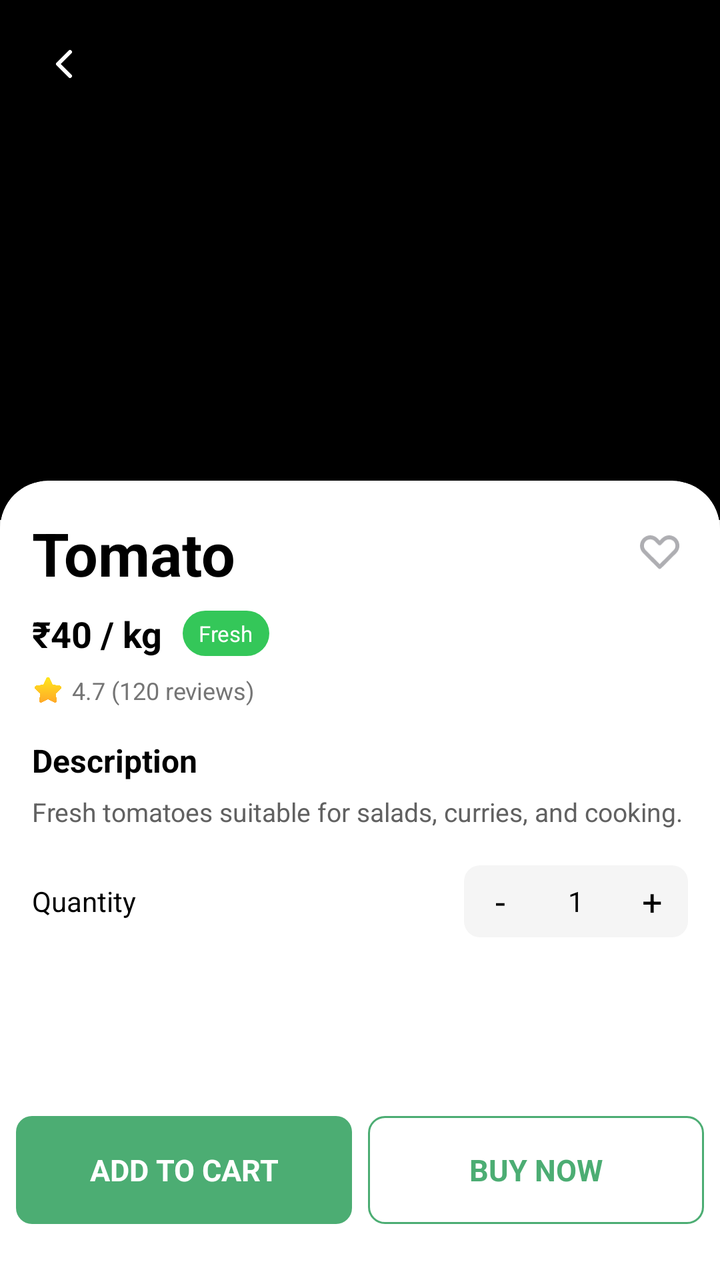
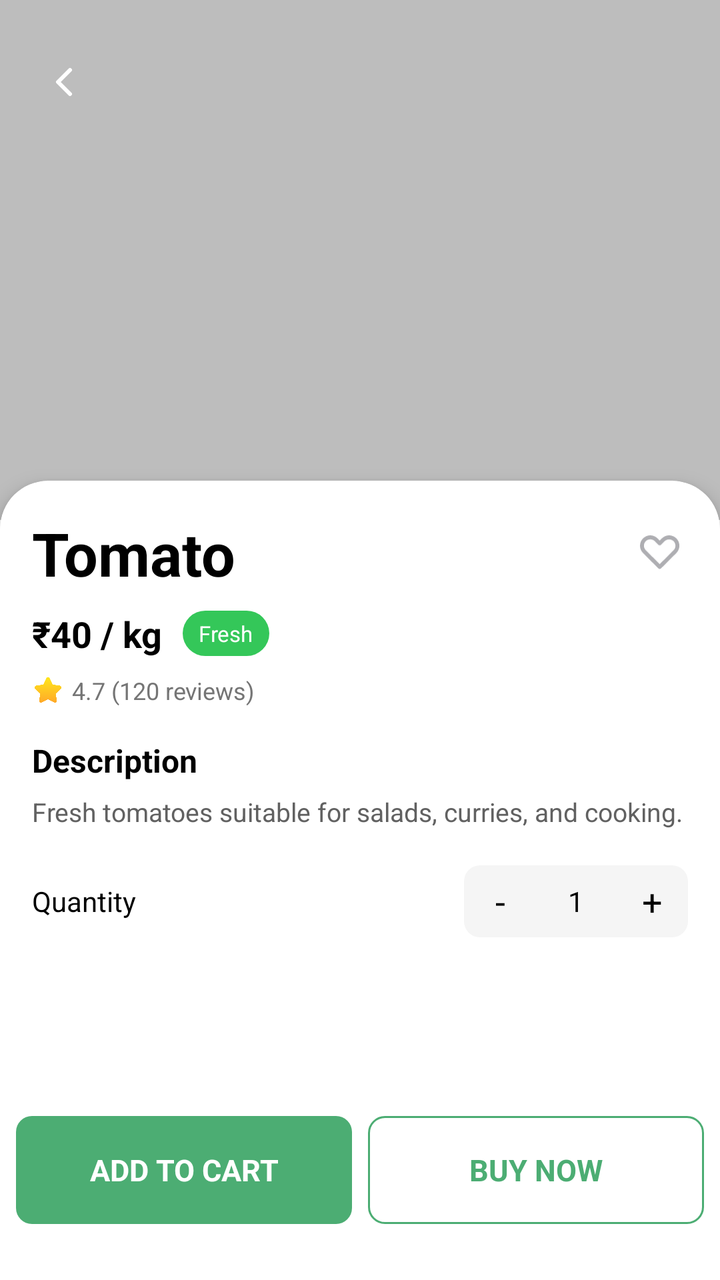

Screens rendered from an Android XML layout before and after an edit, with the pre-edit source and the edit as a unified diff.
<!-- AndroidManifest.xml: application theme Theme.GrocHub -->
<!-- res/layout/activity_product_detail.xml -->
<?xml version="1.0" encoding="utf-8"?>
<RelativeLayout xmlns:android="http://schemas.android.com/apk/res/android"
    xmlns:app="http://schemas.android.com/apk/res-auto"
    android:layout_width="match_parent"
    android:layout_height="match_parent"
    android:background="@android:color/white">

    
    <androidx.core.widget.NestedScrollView
        android:id="@+id/scrollContent"
        android:layout_width="match_parent"
        android:layout_height="match_parent"
        android:layout_above="@+id/bottomButtons"
        android:fillViewport="true"
        android:background="@android:color/white">

        <LinearLayout
            android:layout_width="match_parent"
            android:layout_height="wrap_content"
            android:orientation="vertical">

            
            <FrameLayout
                android:layout_width="match_parent"
                android:layout_height="260dp">

                <ImageView
                    android:id="@+id/iv_product_image"
                    android:layout_width="match_parent"
                    android:layout_height="match_parent"
                    android:scaleType="centerCrop"
                    android:background="@color/black" />

                <ImageView
                    android:id="@+id/iv_back"
                    android:layout_width="32dp"
                    android:layout_height="32dp"
                    android:layout_margin="16dp"
                    android:background="?attr/selectableItemBackgroundBorderless"
                    android:padding="4dp"
                    android:src="@drawable/back_arrow"
                    app:tint="@android:color/white" />
            </FrameLayout>

            
            <LinearLayout
                android:layout_width="match_parent"
                android:layout_height="match_parent"
                android:layout_marginTop="-20dp"
                android:background="@drawable/productdetail_card"
                android:clipToOutline="true"
                android:elevation="6dp"
                android:orientation="vertical"
                android:padding="16dp"
                android:paddingTop="24dp">

                
                <LinearLayout
                    android:layout_width="match_parent"
                    android:layout_height="wrap_content"
                    android:gravity="center_vertical"
                    android:orientation="horizontal">

                    <TextView
                        android:id="@+id/tv_product_name"
                        android:layout_width="0dp"
                        android:layout_height="wrap_content"
                        android:layout_weight="1"
                        android:text="Tomato"
                        android:textColor="@android:color/black"
                        android:textSize="30sp"
                        android:textStyle="bold" />

                    <ImageView
                        android:id="@+id/iv_wishlist"
                        android:layout_width="28dp"
                        android:layout_height="28dp"
                        android:background="?attr/selectableItemBackgroundBorderless"
                        android:padding="4dp"
                        android:src="@drawable/wishlisticon" />
                </LinearLayout>

                
                <LinearLayout
                    android:layout_width="match_parent"
                    android:layout_height="wrap_content"
                    android:layout_marginTop="8dp"
                    android:gravity="center_vertical"
                    android:orientation="horizontal">

                    <TextView
                        android:id="@+id/tv_product_price"
                        android:layout_width="wrap_content"
                        android:layout_height="wrap_content"
                        android:text="₹40 / kg"
                        android:textColor="@android:color/black"
                        android:textSize="18sp"
                        android:textStyle="bold" />

                    <TextView
                        android:id="@+id/tv_product_tag"
                        android:layout_width="wrap_content"
                        android:layout_height="wrap_content"
                        android:layout_marginStart="10dp"
                        android:background="@drawable/tag_bg_green"
                        android:paddingHorizontal="8dp"
                        android:paddingVertical="4dp"
                        android:text="Fresh"
                        android:textColor="@android:color/white"
                        android:textSize="11sp" />
                </LinearLayout>

                
                <LinearLayout
                    android:layout_width="wrap_content"
                    android:layout_height="wrap_content"
                    android:layout_marginTop="8dp"
                    android:gravity="center_vertical"
                    android:orientation="horizontal">

                    <ImageView
                        android:layout_width="16dp"
                        android:layout_height="16dp"
                        android:src="@drawable/star"
                        />

                    <TextView
                        android:id="@+id/tv_rating"
                        android:layout_width="wrap_content"
                        android:layout_height="wrap_content"
                        android:layout_marginStart="4dp"
                        android:text="4.7 (120 reviews)"
                        android:textColor="#757575"
                        android:textSize="12sp" />
                </LinearLayout>

                
                <TextView
                    android:layout_width="wrap_content"
                    android:layout_height="wrap_content"
                    android:layout_marginTop="16dp"
                    android:text="Description"
                    android:textColor="@android:color/black"
                    android:textSize="16sp"
                    android:textStyle="bold" />

                
                <TextView
                    android:id="@+id/tv_product_description"
                    android:layout_width="match_parent"
                    android:layout_height="wrap_content"
                    android:layout_marginTop="6dp"
                    android:text="Fresh tomatoes suitable for salads, curries, and cooking."
                    android:textColor="#616161"
                    android:textSize="13sp" />

                
                <LinearLayout
                    android:layout_width="match_parent"
                    android:layout_height="wrap_content"
                    android:layout_marginTop="18dp"
                    android:gravity="center_vertical"
                    android:orientation="horizontal">

                    <TextView
                        android:layout_width="wrap_content"
                        android:layout_height="wrap_content"
                        android:layout_weight="1"
                        android:text="Quantity"
                        android:textColor="@android:color/black"
                        android:textSize="14sp" />

                    <LinearLayout
                        android:id="@+id/ll_quantity"
                        android:layout_width="wrap_content"
                        android:layout_height="36dp"
                        android:background="@drawable/qty_box_bg"
                        android:gravity="center"
                        android:orientation="horizontal">

                        <TextView
                            android:id="@+id/btn_qty_minus"
                            android:layout_width="36dp"
                            android:layout_height="match_parent"
                            android:gravity="center"
                            android:text="-"
                            android:textColor="@android:color/black"
                            android:textSize="18sp" />

                        <TextView
                            android:id="@+id/tv_qty"
                            android:layout_width="40dp"
                            android:layout_height="match_parent"
                            android:gravity="center"
                            android:text="1"
                            android:textColor="@android:color/black"
                            android:textSize="14sp" />

                        <TextView
                            android:id="@+id/btn_qty_plus"
                            android:layout_width="36dp"
                            android:layout_height="match_parent"
                            android:gravity="center"
                            android:text="+"
                            android:textColor="@android:color/black"
                            android:textSize="18sp" />
                    </LinearLayout>
                </LinearLayout>

                

            </LinearLayout>

        </LinearLayout>

    </androidx.core.widget.NestedScrollView>


    
    <LinearLayout
        android:id="@+id/bottomButtons"
        android:layout_width="match_parent"
        android:layout_height="70dp"
        android:layout_alignParentBottom="true"
        android:background="@android:color/white"
        android:orientation="horizontal"
        android:padding="8dp"
        android:layout_marginBottom="20dp">

        <TextView
            android:id="@+id/btn_add_to_cart"
            android:layout_width="0dp"
            android:layout_height="match_parent"
            android:layout_weight="1"
            android:background="@drawable/btn_primary_bg"
            android:gravity="center"
            android:text="ADD TO CART"
            android:textColor="@android:color/white"
            android:textSize="15sp"
            android:textStyle="bold" />

        <TextView
            android:id="@+id/btn_buy_now"
            android:layout_width="0dp"
            android:layout_height="match_parent"
            android:layout_marginStart="8dp"
            android:layout_weight="1"
            android:background="@drawable/btn_outline_bg"
            android:gravity="center"
            android:text="BUY NOW"
            android:textColor="@color/Primary"
            android:textSize="15sp"
            android:textStyle="bold" />
    </LinearLayout>

</RelativeLayout>
<!-- resources referenced by this layout -->
<resources>
  <color name="Primary">#4CAD73</color>
  <color name="black">#FF000000</color>
  <!-- drawable back_arrow (drawable) -->
  <vector xmlns:android="http://schemas.android.com/apk/res/android"
      android:width="24dp"
      android:height="24dp"
      android:viewportWidth="24"
      android:viewportHeight="24">
      <path
          android:strokeColor="#FF4F4F4F"
          android:strokeWidth="2"
          android:strokeLineCap="round"
          android:strokeLineJoin="round"
          android:pathData="M15 18l-6-6 6-6"/>
  </vector>
  <!-- drawable btn_outline_bg (drawable) -->
  <shape xmlns:android="http://schemas.android.com/apk/res/android">
      <solid android:color="@android:color/white"/>
      <stroke android:width="1dp" android:color="@color/Primary"/>
      <corners android:radius="8dp"/>
  </shape>
  <!-- drawable btn_primary_bg (drawable) -->
  <shape xmlns:android="http://schemas.android.com/apk/res/android">
      <solid android:color="@color/Primary"/>
      <corners android:radius="8dp"/>
  </shape>
  <!-- drawable productdetail_card (drawable) -->
  <shape xmlns:android="http://schemas.android.com/apk/res/android">
      <solid android:color="@android:color/white"/>
  
      <corners
          android:topLeftRadius="24dp"
          android:topRightRadius="24dp"
          />
  </shape>
  <!-- drawable qty_box_bg (drawable) -->
  <shape xmlns:android="http://schemas.android.com/apk/res/android">
      <solid android:color="#F5F5F5"/>
      <corners android:radius="8dp"/>
  </shape>
  <!-- drawable star: png bitmap (drawable, 12021 bytes) -->
  <!-- drawable tag_bg_green (drawable) -->
  <shape xmlns:android="http://schemas.android.com/apk/res/android">
      <solid android:color="#34C759"/>
      <corners android:radius="12dp"/>
  </shape>
  <!-- drawable wishlisticon (drawable) -->
  <vector xmlns:android="http://schemas.android.com/apk/res/android"
      android:width="22dp"
      android:height="19dp"
      android:viewportWidth="22"
      android:viewportHeight="19">
      <path
          android:fillColor="#FFAEAEB2"
          android:pathData="M10.83 18.42c-0.14 0-0.28-0.03-0.41-0.08-0.13-0.06-0.25-0.14-0.35-0.24L1.65 9.67C0.59 8.61 0 7.17 0 5.67s0.6-2.95 1.65-4.01C2.7 0.6 4.15 0 5.65 0S8.6 0.6 9.67 1.66l1.17 1.17L12 1.66C13.07 0.6 14.51 0 16.01 0s2.95 0.6 4.01 1.66c1.06 1.06 1.65 2.5 1.65 4s-0.6 2.95-1.65 4.01L11.6 18.1c-0.1 0.1-0.22 0.18-0.35 0.24-0.13 0.05-0.27 0.08-0.42 0.08ZM5.66 2.17c-0.46 0-0.92 0.08-1.34 0.26C3.9 2.6 3.5 2.86 3.19 3.18 2.53 3.84 2.16 4.73 2.16 5.66c0 0.93 0.37 1.82 1.03 2.48l7.64 7.65 7.65-7.65c0.66-0.66 1.02-1.55 1.02-2.48 0-0.93-0.36-1.82-1.02-2.48-0.66-0.63-1.55-0.98-2.47-0.98-0.92 0-1.8 0.35-2.47 0.98L11.6 5.13c-0.1 0.1-0.22 0.19-0.35 0.24-0.13 0.06-0.27 0.08-0.42 0.08-0.14 0-0.28-0.02-0.41-0.08-0.13-0.05-0.25-0.13-0.35-0.24L8.13 3.18C7.8 2.86 7.42 2.6 6.99 2.43 6.57 2.25 6.12 2.16 5.66 2.17Z"/>
  </vector>
  <style name="Theme.GrocHub" parent="Base.Theme.GrocHub" />
  <style name="Base.Theme.GrocHub" parent="Theme.Material3.DayNight.NoActionBar">
          
          
      </style>
</resources>

<!-- the commit's change to res/layout/activity_product_detail.xml (unified diff, before → after) -->
@@ -29,13 +29,14 @@
                     android:layout_width="match_parent"
                     android:layout_height="match_parent"
                     android:scaleType="centerCrop"
-                    android:background="@color/black" />
+                    android:background="@color/light_gray" />
 
                 <ImageView
                     android:id="@+id/iv_back"
                     android:layout_width="32dp"
                     android:layout_height="32dp"
-                    android:layout_margin="16dp"
+                    android:layout_marginTop="25dp"
+                    android:layout_marginLeft="16dp"
                     android:background="?attr/selectableItemBackgroundBorderless"
                     android:padding="4dp"
                     android:src="@drawable/back_arrow"
@@ -92,7 +93,24 @@
                         android:id="@+id/tv_product_price"
                         android:layout_width="wrap_content"
                         android:layout_height="wrap_content"
-                        android:text="₹40 / kg"
+                        android:text="₹40"
+                        android:textColor="@android:color/black"
+                        android:textSize="18sp"
+                        android:textStyle="bold" />
+
+                    <TextView
+                        android:layout_width="wrap_content"
+                        android:layout_height="wrap_content"
+                        android:text=" / "
+                        android:textColor="@android:color/black"
+                        android:textSize="18sp"
+                        android:textStyle="bold" />
+
+                    <TextView
+                        android:id="@+id/tv_product_unit"
+                        android:layout_width="wrap_content"
+                        android:layout_height="wrap_content"
+                        android:text="kg"
                         android:textColor="@android:color/black"
                         android:textSize="18sp"
                         android:textStyle="bold" />
<!-- resource entries referenced after the edit -->
@@ -1,7 +1,7 @@
 <!-- resources referenced by this layout -->
 <resources>
   <color name="Primary">#4CAD73</color>
-  <color name="black">#FF000000</color>
+  <color name="light_gray">#FFBDBDBD</color>
   <!-- drawable back_arrow (drawable) -->
   <vector xmlns:android="http://schemas.android.com/apk/res/android"
       android:width="24dp"
